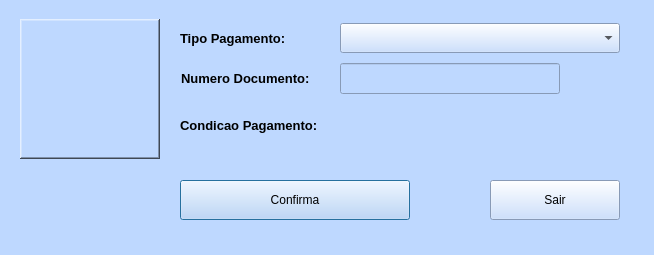
Before: the Qt Designer form telas/tipo_pagamento.ui in htisistema/SISCOM, drawn with Qt 5.
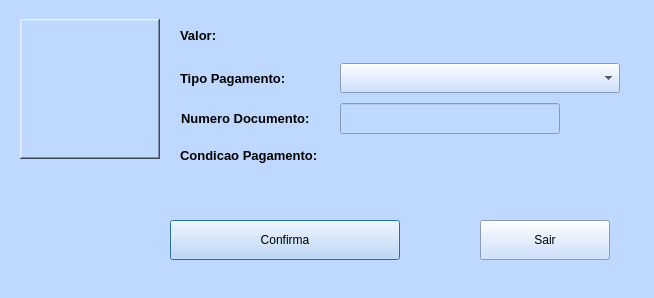
After: the same form once the commit is applied. Icons and pictures are not drawn.

What changed in the file:
```diff
--- a/telas/tipo_pagamento.ui
+++ b/telas/tipo_pagamento.ui
@@ -10,7 +10,7 @@
     <x>0</x>
     <y>0</y>
     <width>654</width>
-    <height>255</height>
+    <height>298</height>
    </rect>
   </property>
   <property name="focusPolicy">
@@ -73,7 +73,7 @@
    <property name="geometry">
     <rect>
      <x>180</x>
-     <y>23</y>
+     <y>63</y>
      <width>150</width>
      <height>30</height>
     </rect>
@@ -100,7 +100,7 @@
    <property name="geometry">
     <rect>
      <x>181</x>
-     <y>63</y>
+     <y>103</y>
      <width>150</width>
      <height>30</height>
     </rect>
@@ -124,7 +124,7 @@
    <property name="geometry">
     <rect>
      <x>340</x>
-     <y>63</y>
+     <y>103</y>
      <width>220</width>
      <height>31</height>
     </rect>
@@ -157,8 +157,8 @@
   <widget class="QPushButton" name="bt_confirma">
    <property name="geometry">
     <rect>
-     <x>180</x>
-     <y>180</y>
+     <x>170</x>
+     <y>220</y>
      <width>230</width>
      <height>40</height>
     </rect>
@@ -174,7 +174,7 @@
    <property name="geometry">
     <rect>
      <x>340</x>
-     <y>23</y>
+     <y>63</y>
      <width>280</width>
      <height>30</height>
     </rect>
@@ -190,7 +190,7 @@
    <property name="geometry">
     <rect>
      <x>180</x>
-     <y>110</y>
+     <y>140</y>
      <width>150</width>
      <height>30</height>
     </rect>
@@ -214,7 +214,7 @@
    <property name="geometry">
     <rect>
      <x>340</x>
-     <y>110</y>
+     <y>140</y>
      <width>300</width>
      <height>30</height>
     </rect>
@@ -237,8 +237,8 @@
   <widget class="QPushButton" name="bt_sair">
    <property name="geometry">
     <rect>
-     <x>490</x>
-     <y>180</y>
+     <x>480</x>
+     <y>220</y>
      <width>130</width>
      <height>40</height>
     </rect>
@@ -250,6 +250,54 @@
     <string>Sair</string>
    </property>
   </widget>
+  <widget class="QLabel" name="lb_valor">
+   <property name="geometry">
+    <rect>
+     <x>340</x>
+     <y>20</y>
+     <width>280</width>
+     <height>30</height>
+    </rect>
+   </property>
+   <property name="font">
+    <font>
+     <family>Arial</family>
+     <pointsize>10</pointsize>
+     <italic>false</italic>
+     <bold>true</bold>
+    </font>
+   </property>
+   <property name="styleSheet">
+    <string notr="true"/>
+   </property>
+   <property name="text">
+    <string/>
+   </property>
+  </widget>
+  <widget class="QLabel" name="lb_senha_3">
+   <property name="geometry">
+    <rect>
+     <x>180</x>
+     <y>20</y>
+     <width>150</width>
+     <height>30</height>
+    </rect>
+   </property>
+   <property name="font">
+    <font>
+     <family>Arial</family>
+     <pointsize>10</pointsize>
+     <italic>false</italic>
+     <bold>true</bold>
+    </font>
+   </property>
+   <property name="styleSheet">
+    <string notr="true"/>
+   </property>
+   <property name="text">
+    <string>Valor:</string>
+   </property>
+  </widget>
  </widget>
  <resources/>
  <connections/>
```
